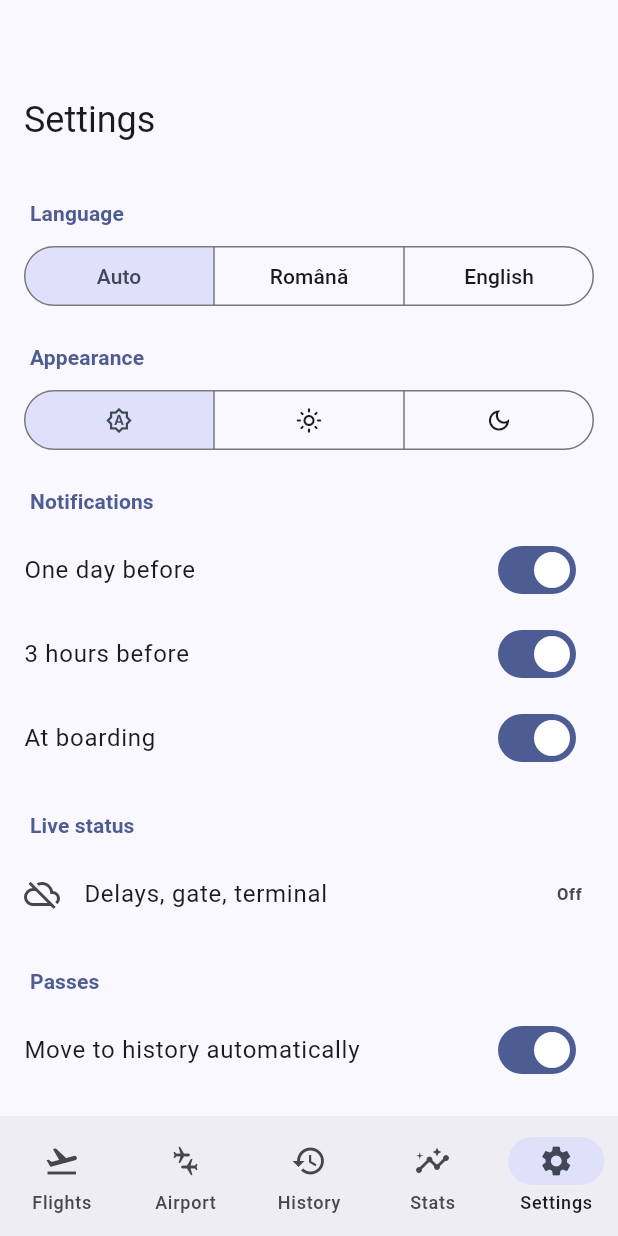
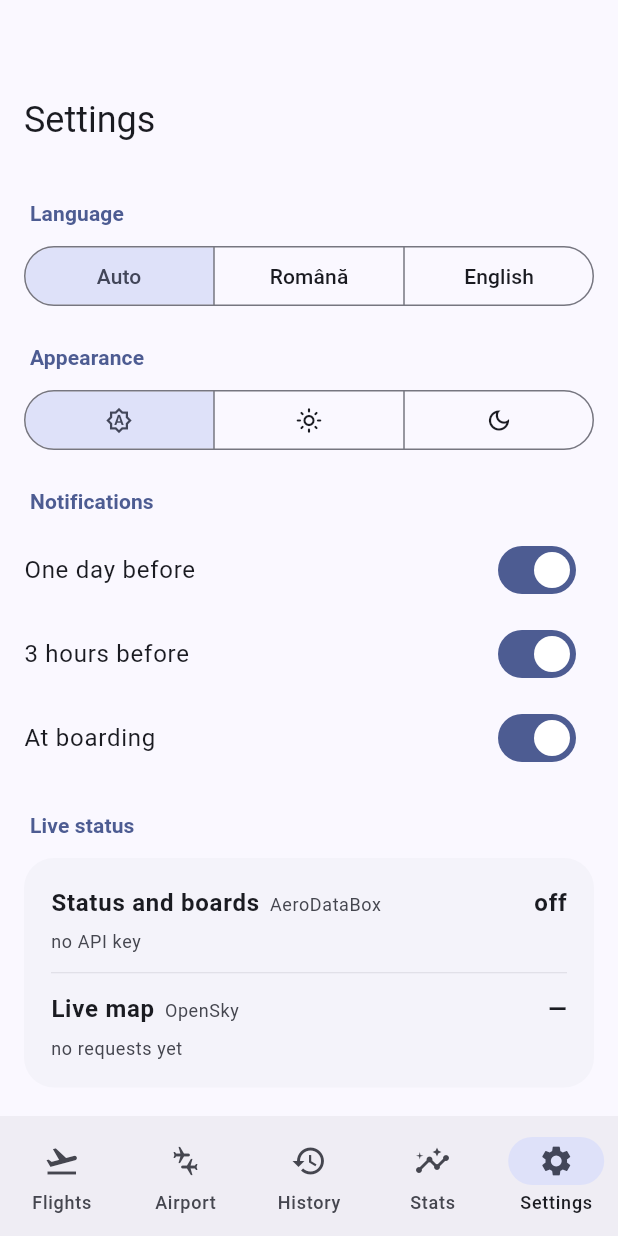
Before and after one commit to razvannicu15/Nflight, a Flutter app: the screen it shows after launch, item 5 of the bottom bar chosen, on a phone screen of 412 x 824 dp. Run offline on Flutter 3.47's test engine with Material 3 defaults, Android fonts, the phone set to English and light mode, and no system bars; our stand-ins replace barcode_widget, file_picker, flutter_local_notifications, flutter_map, latlong2, timezone; missing offline and left inert: mobile_scanner, pdfx; network calls fail; statements that could not run were skipped.

Commit message:
Settings: remaining free allowance per data source with refill time
AeroDataBox and OpenSky report it in response headers; aviationstack is
counted locally against 100/month.

Co-Authored-By: Claude Opus 5.5 <noreply@anthropic.com>
Claude-Session: https://claude.ai/code/session_01PSH8Sr2UJtk4rpzraSm28A

```diff
--- a/lib/services/board_api.dart
+++ b/lib/services/board_api.dart
@@ -6,6 +6,7 @@ import 'package:timezone/timezone.dart' as tz;
 import '../core/airports.dart';
 import '../core/i18n.dart';
 import '../models/pass.dart';
+import 'quota.dart';
 import 'status_api.dart';
 import 'store.dart';
 
@@ -163,6 +164,7 @@ class BoardApi {
       for (final side in ['dep_iata', 'arr_iata']) {
         final uri = Uri.https('api.aviationstack.com', '/v1/flights', {'access_key': avKey, side: iata, 'limit': '100'});
         final r = await http.get(uri).timeout(const Duration(seconds: 25));
+        Quota.count(Quota.aviationstack, monthlyLimit: 100);
         if (r.statusCode != 200) return (null, tr('Eroare server (${r.statusCode}).', 'Server error (${r.statusCode}).'));
         final j = jsonDecode(utf8.decode(r.bodyBytes));
         if (j is! Map || j['data'] is! List) return (null, tr('Limita lunară a fost atinsă.', 'Monthly limit reached.'));
@@ -238,6 +240,7 @@ class BoardApi {
         'X-RapidAPI-Key': StatusApi.key,
         'X-RapidAPI-Host': StatusApi.host,
       }).timeout(const Duration(seconds: 25));
+      Quota.fromHeaders(Quota.aerodatabox, r.headers, status: r.statusCode);
       if (r.statusCode == 429) return (null, tr('Limita lunară a fost atinsă.', 'Monthly limit reached.'));
       if (r.statusCode == 204 || r.body.trim().isEmpty) return (Board([], [], DateTime.now()), null);
       if (r.statusCode != 200) return (null, tr('Eroare server (${r.statusCode}).', 'Server error (${r.statusCode}).'));
--- a/lib/services/live_api.dart
+++ b/lib/services/live_api.dart
@@ -4,6 +4,7 @@ import 'dart:math';
 import 'package:http/http.dart' as http;
 
 import '../core/airports.dart';
+import 'quota.dart';
 
 /// A plane's position from OpenSky Network (free ADS-B data, non-commercial use).
 class LiveState {
@@ -85,6 +86,7 @@ class LiveApi {
 
   static Future<List<List>> _query(Map<String, String> q) async {
     final r = await http.get(Uri.https(_base, '/api/states/all', q)).timeout(const Duration(seconds: 15));
+    Quota.fromHeaders(Quota.opensky, r.headers, status: r.statusCode);
     if (r.statusCode != 200) return [];
     final j = jsonDecode(r.body);
     final list = j is Map ? j['states'] : null;
@@ -146,6 +148,7 @@ class LiveApi {
       final r = await http
           .get(Uri.https(_base, '/api/tracks/all', {'icao24': icao24.toLowerCase(), 'time': '0'}))
           .timeout(const Duration(seconds: 15));
+      Quota.fromHeaders(Quota.opensky, r.headers, status: r.statusCode);
       if (r.statusCode != 200) return (const <(double, double)>[], null);
       final j = jsonDecode(r.body);
       final pts = j is Map ? j['path'] : null;
--- /dev/null
+++ b/lib/services/quota.dart
@@ -0,0 +1,99 @@
+import 'store.dart';
+
+/// What is left of each data source's free allowance, as last reported.
+class QuotaInfo {
+  QuotaInfo({this.remaining, this.limit, this.resetAt, required this.updated, this.estimated = false});
+  int? remaining;
+  int? limit;
+  DateTime? resetAt;
+  DateTime updated;
+  bool estimated;
+
+  Map<String, dynamic> toJson() => {
+        'rem': remaining,
+        'lim': limit,
+        'reset': resetAt?.toIso8601String(),
+        'upd': updated.toIso8601String(),
+        'est': estimated,
+      };
+
+  factory QuotaInfo.fromJson(Map<String, dynamic> j) => QuotaInfo(
+        remaining: (j['rem'] as num?)?.toInt(),
+        limit: (j['lim'] as num?)?.toInt(),
+        resetAt: DateTime.tryParse(j['reset'] ?? ''),
+        updated: DateTime.tryParse(j['upd'] ?? '') ?? DateTime.now(),
+        estimated: j['est'] == true,
+      );
+}
+
+class Quota {
+  static const aerodatabox = 'aerodatabox';
+  static const aviationstack = 'aviationstack';
+  static const opensky = 'opensky';
+
+  static QuotaInfo? get(String src) {
+    final q = store.quotas[src];
+    if (q == null) return null;
+    // Past the reset time: the allowance is full again.
+    if (q.resetAt != null && DateTime.now().isAfter(q.resetAt!) && q.limit != null) {
+      q.remaining = q.limit;
+      q.resetAt = _nextReset(src, q.resetAt!);
+    }
+    return q;
+  }
+
+  static DateTime? _nextReset(String src, DateTime last) => switch (src) {
+        opensky => last.add(const Duration(days: 1)),
+        aviationstack => DateTime(last.year, last.month + 1, 1),
+        _ => null,
+      };
+
+  /// Reads x-ratelimit-* style headers (RapidAPI, OpenSky).
+  static void fromHeaders(String src, Map<String, String> h, {int? status}) {
+    int? pick(List<String> keys) {
+      for (final k in keys) {
+        final v = int.tryParse((h[k] ?? '').trim());
+        if (v != null) return v;
+      }
+      return null;
+    }
+
+    var remaining = pick(['x-ratelimit-requests-remaining', 'x-ratelimit-units-remaining', 'x-rate-limit-remaining', 'x-ratelimit-remaining']);
+    var limit = pick(['x-ratelimit-requests-limit', 'x-ratelimit-units-limit', 'x-rate-limit-limit', 'x-ratelimit-limit']);
+    final resetSec = pick(['x-ratelimit-requests-reset', 'x-ratelimit-units-reset', 'x-rate-limit-retry-after-seconds', 'x-ratelimit-reset']);
+    if (status == 429) remaining = 0;
+    if (remaining == null && status != 429) return;
+
+    final now = DateTime.now();
+    final old = store.quotas[src];
+    DateTime? reset = resetSec == null ? null : now.add(Duration(seconds: resetSec));
+    if (src == opensky) {
+      limit ??= 400; // anonymous daily credits
+      final u = now.toUtc();
+      reset ??= DateTime.utc(u.year, u.month, u.day + 1).toLocal();
+    }
+    store.quotas[src] = QuotaInfo(
+      remaining: remaining,
+      limit: limit ?? old?.limit,
+      resetAt: reset ?? old?.resetAt,
+      updated: now,
+    );
+    store.save();
+  }
+
+  /// For sources that report nothing: count calls locally against a monthly limit.
+  static void count(String src, {required int monthlyLimit}) {
+    final now = DateTime.now();
+    final nextMonth = DateTime(now.year, now.month + 1, 1);
+    final q = get(src);
+    final sameMonth = q != null && q.resetAt != null && q.resetAt!.isAtSameMomentAs(nextMonth);
+    store.quotas[src] = QuotaInfo(
+      remaining: ((sameMonth ? q.remaining : monthlyLimit) ?? monthlyLimit) - 1,
+      limit: monthlyLimit,
+      resetAt: nextMonth,
+      updated: now,
+      estimated: true,
+    );
+    store.save();
+  }
+}
--- a/lib/services/status_api.dart
+++ b/lib/services/status_api.dart
@@ -4,6 +4,7 @@ import 'package:http/http.dart' as http;
 
 import '../models/pass.dart';
 import 'notifier.dart';
+import 'quota.dart';
 import 'store.dart';
 import '../core/i18n.dart';
 
@@ -29,6 +30,7 @@ class StatusApi {
         'X-RapidAPI-Key': key,
         'X-RapidAPI-Host': host,
       }).timeout(const Duration(seconds: 20));
+      Quota.fromHeaders(Quota.aerodatabox, r.headers, status: r.statusCode);
       if (r.statusCode == 204 || r.body.trim().isEmpty) {
         _markTried(p);
         return tr('Zborul nu a fost găsit.', 'Flight not found.');
--- a/lib/services/store.dart
+++ b/lib/services/store.dart
@@ -7,6 +7,7 @@ import 'package:path_provider/path_provider.dart';
 import '../core/airports.dart';
 import '../core/i18n.dart';
 import '../models/pass.dart';
+import 'quota.dart';
 
 /// All app data: passes + settings, kept in one JSON file on the phone.
 class Store extends ChangeNotifier {
@@ -19,6 +20,9 @@ class Store extends ChangeNotifier {
 
   /// Airport tab: saved airports (chips) and the one shown.
   List<String> boardAirports = ['CLJ'];
+
+  /// Free-allowance status per data source (see quota.dart).
+  final Map<String, QuotaInfo> quotas = {};
   String boardAirport = 'CLJ';
   String apiKey = '';
   bool remind24h = true;
@@ -46,6 +50,12 @@ class Store extends ChangeNotifier {
           orElse: () => ThemeMode.system);
       apiKey = s['apiKey'] ?? '';
       language = s['lang'] ?? 'system';
+      quotas
+        ..clear()
+        ..addAll({
+          for (final e in Map<String, dynamic>.from((s['quotas'] as Map?) ?? {}).entries)
+            e.key: QuotaInfo.fromJson(Map<String, dynamic>.from(e.value as Map)),
+        });
       boardAirports = ((s['boardAirports'] as List?) ?? ['CLJ']).map((e) => e.toString()).toList();
       boardAirport = s['boardAirport'] ?? (boardAirports.isEmpty ? 'CLJ' : boardAirports.first);
       remind24h = s['r24'] ?? true;
@@ -67,6 +77,7 @@ class Store extends ChangeNotifier {
           'apiKey': apiKey,
           'lang': language,
           'boardAirports': boardAirports,
+          'quotas': {for (final e in quotas.entries) e.key: e.value.toJson()},
           'boardAirport': boardAirport,
           'r24': remind24h,
           'r3': remind3h,
--- a/lib/ui/settings_page.dart
+++ b/lib/ui/settings_page.dart
@@ -8,6 +8,8 @@ import 'package:flutter/material.dart';
 import '../core/i18n.dart';
 import '../models/pass.dart';
 import '../services/notifier.dart';
+import '../services/board_api.dart';
+import '../services/quota.dart';
 import '../services/status_api.dart';
 import '../services/store.dart';
 import 'widgets.dart';
@@ -111,12 +113,24 @@ class _SettingsPageState extends State<SettingsPage> {
                 onChanged: (v) => _set(() => store.remindBoarding = v, reschedule: true),
               ),
               SectionTitle(tr('Status live', 'Live status')),
-              ListTile(
-                leading: Icon(StatusApi.enabled ? Icons.cloud_done_outlined : Icons.cloud_off_outlined,
-                    color: StatusApi.enabled ? cs.primary : null),
-                title: Text(tr('Întârzieri, poartă, terminal', 'Delays, gate, terminal')),
-                trailing: Text(StatusApi.enabled ? tr('Activ', 'On') : tr('Inactiv', 'Off'),
-                    style: TextStyle(color: StatusApi.enabled ? cs.primary : cs.onSurfaceVariant, fontWeight: FontWeight.w600)),
+              Padding(
+                padding: const EdgeInsets.fromLTRB(16, 4, 16, 0),
+                child: Card(
+                  elevation: 0,
+                  color: cs.surfaceContainerLow,
+                  margin: EdgeInsets.zero,
+                  shape: RoundedRectangleBorder(borderRadius: BorderRadius.circular(20)),
+                  child: Padding(
+                    padding: const EdgeInsets.fromLTRB(18, 6, 18, 6),
+                    child: Column(children: [
+                      _QuotaRow(tr('Status și tabele', 'Status and boards'), 'AeroDataBox', Quota.get(Quota.aerodatabox),
+                          active: StatusApi.enabled),
+                      if (BoardApi.avKey.isNotEmpty)
+                        _QuotaRow(tr('Rezervă tabele', 'Backup boards'), 'aviationstack', Quota.get(Quota.aviationstack)),
+                      _QuotaRow(tr('Hartă live', 'Live map'), 'OpenSky', Quota.get(Quota.opensky), last: true),
+                    ]),
+                  ),
+                ),
               ),
               SectionTitle(tr('Bilete', 'Passes')),
               SwitchListTile(
@@ -147,3 +161,85 @@ class _SettingsPageState extends State<SettingsPage> {
     );
   }
 }
+
+/// One data source: remaining / total, a slim bar and when it refills.
+class _QuotaRow extends StatelessWidget {
+  const _QuotaRow(this.title, this.source, this.q, {this.active = true, this.last = false});
+  final String title;
+  final String source;
+  final QuotaInfo? q;
+  final bool active;
+  final bool last;
+
+  String _reset(DateTime r) {
+    final now = DateTime.now();
+    final d = DateTime(r.year, r.month, r.day).difference(DateTime(now.year, now.month, now.day)).inDays;
+    final at = '${r.hour.toString().padLeft(2, '0')}:${r.minute.toString().padLeft(2, '0')}';
+    if (d <= 0) return tr('se reîncarcă azi la $at', 'refills today at $at');
+    if (d == 1) return tr('se reîncarcă mâine la $at', 'refills tomorrow at $at');
+    return tr('se reîncarcă în $d zile · ${shortDate(r)}', 'refills in $d days · ${shortDate(r)}');
+  }
+
+  @override
+  Widget build(BuildContext context) {
+    final t = Theme.of(context).textTheme;
+    final cs = Theme.of(context).colorScheme;
+    final q = this.q;
+    final rem = q?.remaining, lim = q?.limit;
+    final frac = (rem != null && lim != null && lim > 0) ? (rem / lim).clamp(0.0, 1.0) : null;
+    final low = frac != null && frac < 0.15;
+    final String right;
+    if (!active) {
+      right = tr('inactiv', 'off');
+    } else if (rem == null) {
+      right = '—';
+    } else {
+      right = lim == null ? '$rem' : '$rem / $lim';
+    }
+    final sub = !active
+        ? tr('fără cheie API', 'no API key')
+        : q == null
+            ? tr('încă nicio cerere', 'no requests yet')
+            : [
+                if (q.resetAt != null) _reset(q.resetAt!),
+                if (q.estimated) tr('estimat', 'estimated'),
+              ].join(' · ');
+    return Column(children: [
+      Padding(
+        padding: const EdgeInsets.symmetric(vertical: 12),
+        child: Column(crossAxisAlignment: CrossAxisAlignment.start, children: [
+          Row(children: [
+            Expanded(
+              child: Text.rich(TextSpan(children: [
+                TextSpan(text: title, style: t.bodyLarge?.copyWith(fontWeight: FontWeight.w600)),
+                TextSpan(text: '  $source', style: t.bodySmall?.copyWith(color: cs.onSurfaceVariant)),
+              ])),
+            ),
+            Text(right,
+                style: t.bodyLarge?.copyWith(
+                    fontWeight: FontWeight.w700,
+                    color: low ? cs.error : null,
+                    fontFeatures: const [FontFeature.tabularFigures()])),
+          ]),
+          if (frac != null) ...[
+            const SizedBox(height: 8),
+            ClipRRect(
+              borderRadius: BorderRadius.circular(4),
+              child: LinearProgressIndicator(
+                value: frac,
+                minHeight: 6,
+                color: low ? cs.error : cs.primary,
+                backgroundColor: cs.surfaceContainerHighest,
+              ),
+            ),
+          ],
+          if (sub.isNotEmpty) ...[
+            const SizedBox(height: 6),
+            Text(sub, style: t.bodySmall?.copyWith(color: cs.onSurfaceVariant)),
+          ],
+        ]),
+      ),
+      if (!last) Divider(height: 1, thickness: 0.6, color: cs.outlineVariant.withValues(alpha: 0.6)),
+    ]);
+  }
+}
```
Also changed, not shown: 1 other file.
